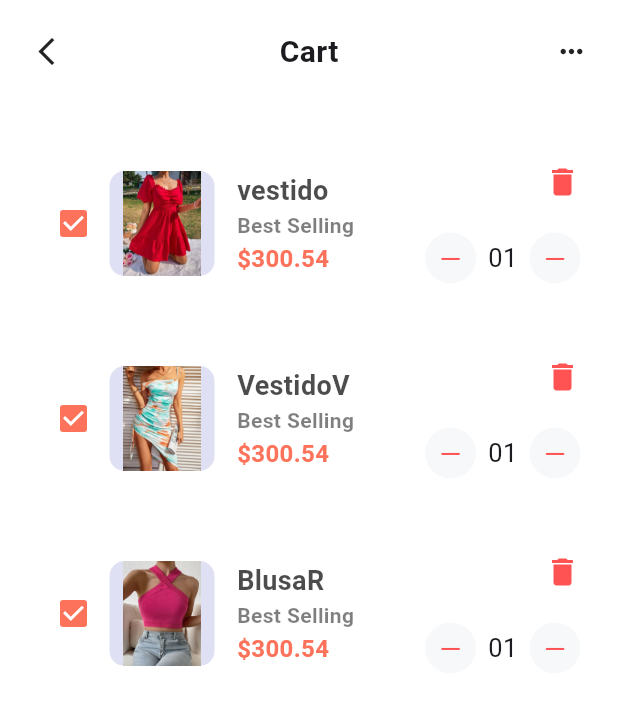
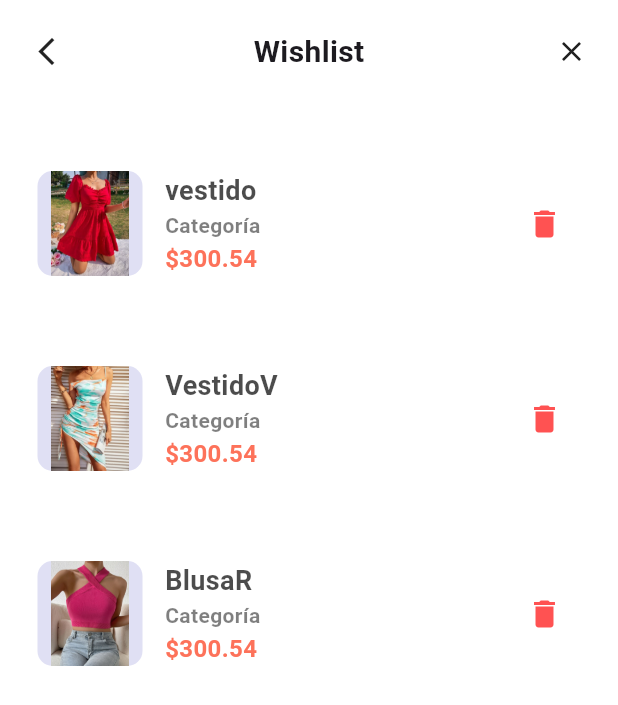
Before and after one commit to YuliThaily2/Dispositivos2, a Flutter app: the screen it shows after launch, item 3 of the bottom bar chosen, on a phone screen of 412 x 824 dp. Shown: the top 705 px of the screen. Run offline on Flutter 3.47's test engine with Material 3 defaults, Android fonts, the phone set to English and light mode, and no system bars; our stand-ins replace file_picker, flutter_rating_bar.

Commit message:
wishlist implement

```diff
--- a/lib/screens/cart_screen.dart
+++ b/lib/screens/cart_screen.dart
@@ -36,7 +36,7 @@ class CartScreen extends StatelessWidget {
                     Navigator.pop(context);
                   },
                   child: Icon(
-                    Icons.more_horiz,
+                    Icons.close,
                     size: 22,
                   ),
                 ),
--- a/lib/screens/home_screen.dart
+++ b/lib/screens/home_screen.dart
@@ -171,18 +171,6 @@ class _HomeScreenState extends State<HomeScreen> {
                           ),
                         ),
                       ),
-                      Container(
-                        padding: EdgeInsets.all(15),
-                        decoration: BoxDecoration(
-                          color: Color(0xFFF7F8Fa),
-                          borderRadius: BorderRadius.circular(10),
-                        ),
-                        child: Icon(
-                          Icons.notifications_none,
-                          size: 30,
-                          color: Colors.grey,
-                        ),
-                      ),
                     ],
                   ),
                 ),
--- a/lib/screens/profile_screen.dart
+++ b/lib/screens/profile_screen.dart
@@ -13,7 +13,7 @@ class ProfileScreen extends StatelessWidget {
             child: IconButton(
               icon: Icon(Icons.arrow_back),
               onPressed: () {
-                Navigator.of(context).pop();  // Acción de retroceso
+                Navigator.of(context).pop(); // Acción de retroceso
               },
             ),
           ),
@@ -21,14 +21,16 @@ class ProfileScreen extends StatelessWidget {
             height: 200,
             decoration: BoxDecoration(
               image: DecorationImage(
-                image: AssetImage('images/fondo.jpg'),  // Reemplaza con la ruta correcta de tu imagen de fondo
+                image: AssetImage(
+                    'images/fondo.jpg'), // Reemplaza con la ruta correcta de tu imagen de fondo
                 fit: BoxFit.cover,
               ),
             ),
             child: Center(
               child: CircleAvatar(
                 radius: 60,
-                backgroundImage: AssetImage('images/avatar.jpg'),  // Reemplaza con la ruta correcta de tu imagen de avatar
+                backgroundImage: AssetImage(
+                    'images/avatar.jpg'), // Reemplaza con la ruta correcta de tu imagen de avatar
               ),
             ),
           ),
@@ -57,7 +59,7 @@ class ProfileScreen extends StatelessWidget {
                 SizedBox(height: 20),
                 ElevatedButton(
                   onPressed: () {
-                    // Lógica para cerrar sesión
+                    Navigator.popUntil(context, (route) => route.isFirst);
                   },
                   child: Text('Cerrar Sesión'),
                 ),
--- a/lib/screens/wishlist_screen.dart
+++ b/lib/screens/wishlist_screen.dart
@@ -1,6 +1,6 @@
 import 'package:flutter/material.dart';
 
-import '../widgets/cart_item.dart';
+import '../widgets/wishlist_item.dart'; // Asegúrate de que este widget exista y esté apropiadamente configurado para mostrar productos en la lista de deseos
 
 class WishlistScreen extends StatelessWidget {
   @override
@@ -25,7 +25,7 @@ class WishlistScreen extends StatelessWidget {
                       ),
                     ),
                     Text(
-                  "Cart",
+                      "Wishlist", // Cambiado de "Cart" a "Wishlist"
                       style: TextStyle(
                         fontSize: 20,
                         fontWeight: FontWeight.w600,
@@ -33,10 +33,11 @@ class WishlistScreen extends StatelessWidget {
                     ),
                     InkWell(
                       onTap: () {
+                        // Aquí puedes agregar una acción, como por ejemplo, la edición de la lista de deseos
                         Navigator.pop(context);
                       },
                       child: Icon(
-                    Icons.more_horiz,
+                        Icons.close,
                         size: 22,
                       ),
                     ),
@@ -45,14 +46,16 @@ class WishlistScreen extends StatelessWidget {
               ),
               Container(
                 padding: EdgeInsets.only(top: 15),
-            child:Column(
+                child: Column(
                   children: [
-                CartItemSamples(),
-              ],
-            ))
-
+                    WishlistItemSamples(), // Cambiado de CartItemSamples a WishlistItemSamples
                   ],
                 ),
-    )));
+              ),
+            ],
+          ),
+        ),
+      ),
+    );
   }
 }
--- /dev/null
+++ b/lib/widgets/wishlist_item.dart
@@ -0,0 +1,81 @@
+import 'package:flutter/cupertino.dart';
+import 'package:flutter/material.dart';
+
+class WishlistItemSamples extends StatelessWidget {
+  final List<String> imgList = ["vestido", "VestidoV", "BlusaR"]; // Lista de imágenes para demostración
+
+  @override
+  Widget build(BuildContext context) {
+    return Column(
+      children: [
+        for (int i = 0; i < imgList.length; i++)
+          Container(
+            height: 110,
+            margin: EdgeInsets.symmetric(vertical: 10, horizontal: 15),
+            padding: EdgeInsets.all(10),
+            decoration: BoxDecoration(
+              color: Colors.white,
+              borderRadius: BorderRadius.circular(10),
+            ),
+            child: Row(
+              children: [
+                Container(
+                  height: 70,
+                  width: 70,
+                  margin: EdgeInsets.only(right: 15),
+                  decoration: BoxDecoration(
+                    color: Color.fromARGB(255, 224, 224, 244),
+                    borderRadius: BorderRadius.circular(10),
+                  ),
+                  child: Image.asset("images/${imgList[i]}.jpg"), // Imagen del producto
+                ),
+                Padding(
+                  padding: EdgeInsets.symmetric(vertical: 10),
+                  child: Column(
+                    crossAxisAlignment: CrossAxisAlignment.start,
+                    mainAxisAlignment: MainAxisAlignment.spaceBetween,
+                    children: [
+                      Text(
+                        imgList[i],
+                        style: TextStyle(
+                          fontSize: 18,
+                          fontWeight: FontWeight.bold,
+                          color: Colors.black.withOpacity(0.7),
+                        ),
+                      ),
+                      Text(
+                        "Categoría", // Cambiado de "Best Selling" a "Categoría"
+                        style: TextStyle(
+                          fontSize: 14,
+                          fontWeight: FontWeight.bold,
+                          color: Colors.black.withOpacity(0.5),
+                        ),
+                      ),
+                      Text(
+                        "\$300.54", // Precio del producto
+                        style: TextStyle(
+                          fontSize: 16,
+                          fontWeight: FontWeight.bold,
+                          color: Color(0xFFFD725A),
+                        ),
+                      ),
+                    ],
+                  ),
+                ),
+                Spacer(),
+                IconButton(
+                  icon: Icon(
+                    Icons.delete, // Ícono para eliminar de la lista de deseos
+                    color: Colors.redAccent,
+                  ),
+                  onPressed: () {
+                    // Aquí puedes implementar la lógica para eliminar el producto de la lista de deseos
+                  },
+                ),
+              ],
+            ),
+          )
+      ],
+    );
+  }
+}
```
Lines whose indentation alone changed are shown as unchanged.
